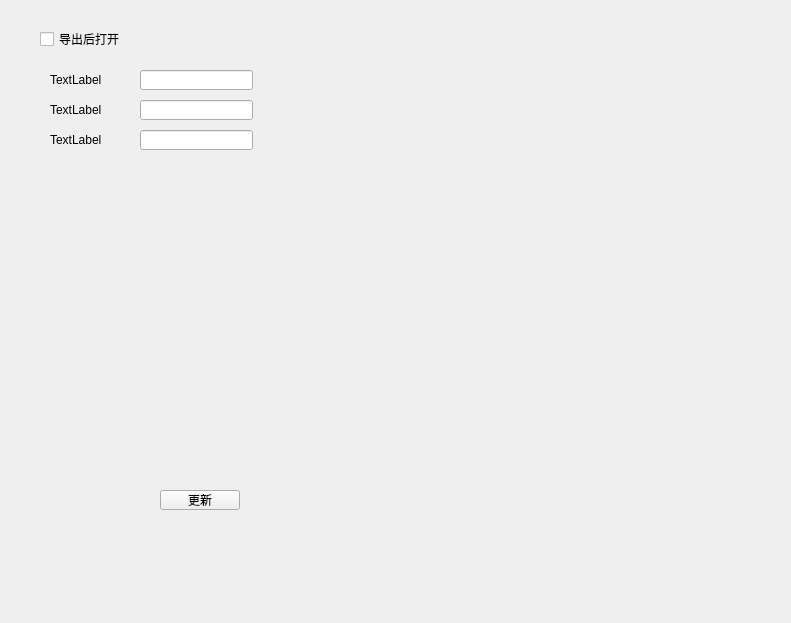
Qt form Qt/ERP/systemmanager.ui (superp2017/NTERP) before a commit.
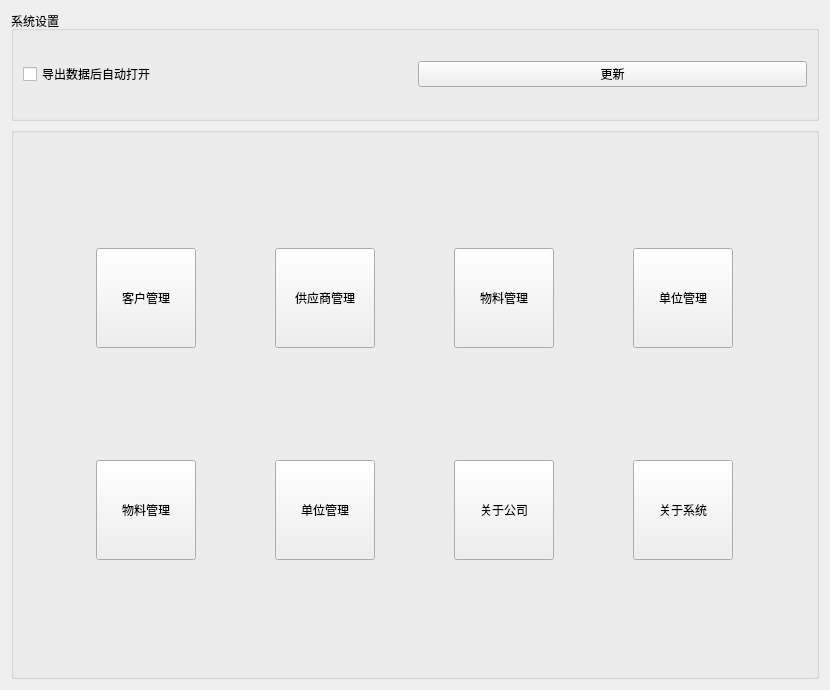
The same form after that commit.

What changed in the file:
```diff
--- a/Qt/ERP/systemmanager.ui
+++ b/Qt/ERP/systemmanager.ui
@@ -6,121 +6,199 @@
    <rect>
     <x>0</x>
     <y>0</y>
-    <width>791</width>
-    <height>623</height>
+    <width>830</width>
+    <height>690</height>
    </rect>
   </property>
   <property name="windowTitle">
    <string>Form</string>
   </property>
-  <widget class="QLabel" name="label">
-   <property name="geometry">
-    <rect>
-     <x>50</x>
-     <y>40</y>
-     <width>81</width>
-     <height>20</height>
-    </rect>
-   </property>
-   <property name="text">
-    <string/>
-   </property>
-  </widget>
-  <widget class="QLabel" name="label_2">
-   <property name="geometry">
-    <rect>
-     <x>50</x>
-     <y>70</y>
-     <width>81</width>
-     <height>20</height>
-    </rect>
-   </property>
-   <property name="text">
-    <string>TextLabel</string>
-   </property>
-  </widget>
-  <widget class="QLineEdit" name="lineEdit_2">
-   <property name="geometry">
-    <rect>
-     <x>140</x>
-     <y>70</y>
-     <width>113</width>
-     <height>20</height>
-    </rect>
-   </property>
-  </widget>
-  <widget class="QLabel" name="label_3">
-   <property name="geometry">
-    <rect>
-     <x>50</x>
-     <y>100</y>
-     <width>81</width>
-     <height>20</height>
-    </rect>
-   </property>
-   <property name="text">
-    <string>TextLabel</string>
-   </property>
-  </widget>
-  <widget class="QLineEdit" name="lineEdit_3">
-   <property name="geometry">
-    <rect>
-     <x>140</x>
-     <y>100</y>
-     <width>113</width>
-     <height>20</height>
-    </rect>
-   </property>
-  </widget>
-  <widget class="QLabel" name="label_4">
-   <property name="geometry">
-    <rect>
-     <x>50</x>
-     <y>130</y>
-     <width>81</width>
-     <height>20</height>
-    </rect>
-   </property>
-   <property name="text">
-    <string>TextLabel</string>
-   </property>
-  </widget>
-  <widget class="QLineEdit" name="lineEdit_4">
-   <property name="geometry">
-    <rect>
-     <x>140</x>
-     <y>130</y>
-     <width>113</width>
-     <height>20</height>
-    </rect>
-   </property>
-  </widget>
-  <widget class="QCheckBox" name="checkBox_export_open">
-   <property name="geometry">
-    <rect>
-     <x>40</x>
-     <y>30</y>
-     <width>101</width>
-     <height>18</height>
-    </rect>
-   </property>
-   <property name="text">
-    <string>导出后打开</string>
-   </property>
-  </widget>
-  <widget class="QPushButton" name="pushButton_update">
-   <property name="geometry">
-    <rect>
-     <x>160</x>
-     <y>490</y>
-     <width>80</width>
-     <height>20</height>
-    </rect>
-   </property>
-   <property name="text">
-    <string>更新</string>
-   </property>
-  </widget>
+  <layout class="QVBoxLayout" name="verticalLayout" stretch="1,5">
+   <item>
+    <widget class="QGroupBox" name="groupBox">
+     <property name="title">
+      <string>系统设置</string>
+     </property>
+     <layout class="QGridLayout" name="gridLayout_2">
+      <item row="0" column="0">
+       <widget class="QCheckBox" name="checkBox_export_open">
+        <property name="text">
+         <string>导出数据后自动打开</string>
+        </property>
+       </widget>
+      </item>
+      <item row="0" column="1">
+       <widget class="QPushButton" name="pushButton_update">
+        <property name="text">
+         <string>更新</string>
+        </property>
+       </widget>
+      </item>
+     </layout>
+    </widget>
+   </item>
+   <item>
+    <widget class="QGroupBox" name="groupBox_2">
+     <property name="title">
+      <string/>
+     </property>
+     <layout class="QGridLayout" name="gridLayout">
+      <item row="1" column="1">
+       <widget class="QPushButton" name="pushButton_9">
+        <property name="minimumSize">
+         <size>
+          <width>100</width>
+          <height>100</height>
+         </size>
+        </property>
+        <property name="maximumSize">
+         <size>
+          <width>100</width>
+          <height>100</height>
+         </size>
+        </property>
+        <property name="text">
+         <string>单位管理</string>
+        </property>
+       </widget>
+      </item>
+      <item row="0" column="0">
+       <widget class="QPushButton" name="pushButton">
+        <property name="minimumSize">
+         <size>
+          <width>100</width>
+          <height>100</height>
+         </size>
+        </property>
+        <property name="maximumSize">
+         <size>
+          <width>100</width>
+          <height>100</height>
+         </size>
+        </property>
+        <property name="text">
+         <string>客户管理</string>
+        </property>
+       </widget>
+      </item>
+      <item row="1" column="3">
+       <widget class="QPushButton" name="pushButton_11">
+        <property name="minimumSize">
+         <size>
+          <width>100</width>
+          <height>100</height>
+         </size>
+        </property>
+        <property name="maximumSize">
+         <size>
+          <width>100</width>
+          <height>100</height>
+         </size>
+        </property>
+        <property name="text">
+         <string>关于系统</string>
+        </property>
+       </widget>
+      </item>
+      <item row="0" column="2">
+       <widget class="QPushButton" name="pushButton_3">
+        <property name="minimumSize">
+         <size>
+          <width>100</width>
+          <height>100</height>
+         </size>
+        </property>
+        <property name="maximumSize">
+         <size>
+          <width>100</width>
+          <height>100</height>
+         </size>
+        </property>
+        <property name="text">
+         <string>物料管理</string>
+        </property>
+       </widget>
+      </item>
+      <item row="1" column="2">
+       <widget class="QPushButton" name="pushButton_12">
+        <property name="minimumSize">
+         <size>
+          <width>100</width>
+          <height>100</height>
+         </size>
+        </property>
+        <property name="maximumSize">
+         <size>
+          <width>100</width>
+          <height>100</height>
+         </size>
+        </property>
+        <property name="text">
+         <string>关于公司</string>
+        </property>
+       </widget>
+      </item>
+      <item row="0" column="1">
+       <widget class="QPushButton" name="pushButton_2">
+        <property name="minimumSize">
+         <size>
+          <width>100</width>
+          <height>100</height>
+         </size>
+        </property>
+        <property name="maximumSize">
+         <size>
+          <width>100</width>
+          <height>100</height>
+         </size>
+        </property>
+        <property name="text">
+         <string>供应商管理</string>
+        </property>
+       </widget>
+      </item>
+      <item row="1" column="0">
+       <widget class="QPushButton" name="pushButton_10">
+        <property name="minimumSize">
+         <size>
+          <width>100</width>
+          <height>100</height>
+         </size>
+        </property>
+        <property name="maximumSize">
+         <size>
+          <width>100</width>
+          <height>100</height>
+         </size>
+        </property>
+        <property name="text">
+         <string>物料管理</string>
+        </property>
+       </widget>
+      </item>
+      <item row="0" column="3">
+       <widget class="QPushButton" name="pushButton_4">
+        <property name="minimumSize">
+         <size>
+          <width>100</width>
+          <height>100</height>
+         </size>
+        </property>
+        <property name="maximumSize">
+         <size>
+          <width>100</width>
+          <height>100</height>
+         </size>
+        </property>
+        <property name="text">
+         <string>单位管理</string>
+        </property>
+       </widget>
+      </item>
+     </layout>
+    </widget>
+   </item>
+  </layout>
  </widget>
  <resources/>
  <connections/>
```
